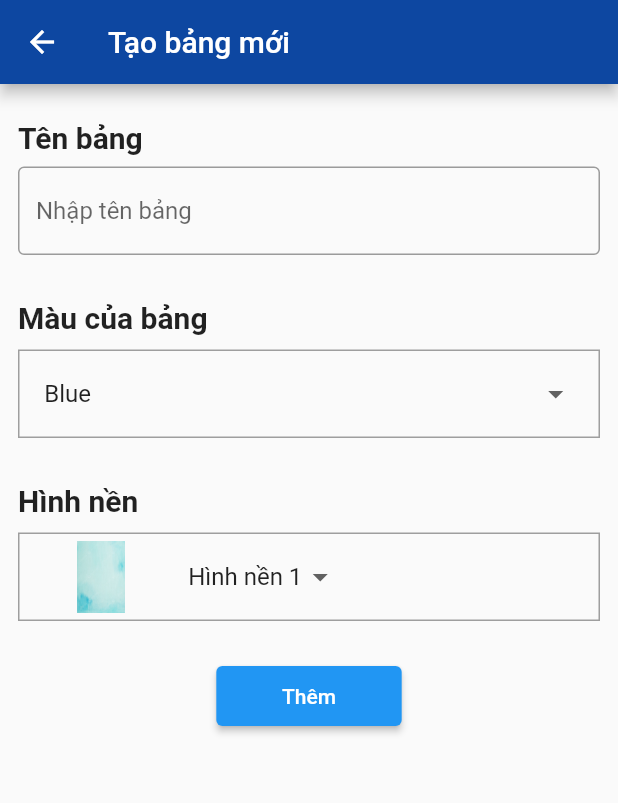
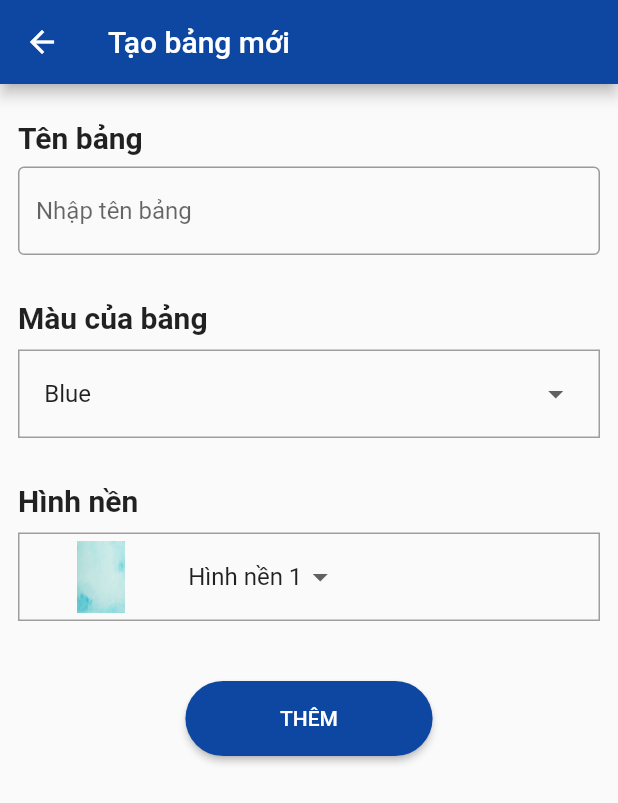
Before and after one commit to doxuannam1711/App_Mobie_Work_Manager, a Flutter app: the CreateScreen screen opened directly with empty values, on a phone screen of 412 x 824 dp. Shown: the top 803 px of the screen. Run offline on Flutter 3.47's test engine with Material 2 defaults, Android fonts, the phone set to English and light mode, and no system bars; our stand-ins replace csv, file_picker, firebase_core, firebase_messaging, flutter_svg, googleapis_auth and 3 more; missing offline and left inert: dart:ffi, googleapis; accounts and stored records are empty; network calls fail; project files that could hold a hidden picture were left out; key blocks and very long unbroken strings in the code were emptied for the run.

Commit message:
Nam_update_UI

```diff
--- a/lib/login/change_password_screen.dart
+++ b/lib/login/change_password_screen.dart
@@ -80,7 +80,7 @@ class _ChangePasswordScreenState extends State<ChangePasswordScreen> {
                 decoration: InputDecoration(
                   labelText: 'NHẬP MẬT KHẨU MỚI',
                   labelStyle: TextStyle(
-                    color: Colors.blue[900],
+                    color: Colors.black,
                     fontSize: 14,
                   ),
                   enabledBorder: OutlineInputBorder(
@@ -109,7 +109,7 @@ class _ChangePasswordScreenState extends State<ChangePasswordScreen> {
                 decoration: InputDecoration(
                   labelText: 'NHẬP LẠI MẬT KHẨU',
                   labelStyle: TextStyle(
-                    color: Colors.blue[900],
+                    color: Colors.black,
                     fontSize: 14,
                   ),
                   enabledBorder: OutlineInputBorder(
--- a/lib/login/login_screen.dart
+++ b/lib/login/login_screen.dart
@@ -280,7 +280,7 @@ class _LoginScreenState extends State<LoginScreen> {
               ),
               // const SizedBox(height: 1.0),
               Padding(
-                padding: EdgeInsets.only(right: 8),
+                padding: EdgeInsets.only(right: 10),
                 child: Row(
                   mainAxisAlignment: MainAxisAlignment.end,
                   children: [
@@ -300,7 +300,6 @@ class _LoginScreenState extends State<LoginScreen> {
                         ),
                       ),
                     ),
-
                     Container(
                       padding: EdgeInsets.zero,
                       child: Text(
@@ -311,7 +310,6 @@ class _LoginScreenState extends State<LoginScreen> {
                         ),
                       ),
                     ),
-
                   ],
                 ),
               ),
--- a/lib/my_boards/create_screen.dart
+++ b/lib/my_boards/create_screen.dart
@@ -239,14 +239,31 @@ class _CreateScreenState extends State<CreateScreen>
                     ],
                   ),
                 ),
-                const SizedBox(height: 30.0),
+                const SizedBox(height: 40.0),
                 Align(
                   alignment: Alignment.center,
                   child: SizedBox(
-                    width: MediaQuery.of(context).size.width * 0.3,
-                    height: 40,
+                    width: MediaQuery.of(context).size.width * 0.4,
+                    height: 50,
                     child: ElevatedButton(
-                      child: const Text('Thêm'),
+                      style: ButtonStyle(
+                        shape:
+                            MaterialStateProperty.all<RoundedRectangleBorder>(
+                          RoundedRectangleBorder(
+                            borderRadius: BorderRadius.circular(
+                                35), // Adjust the value to your desired roundness
+                          ),
+                        ),
+                        backgroundColor:
+                            MaterialStateProperty.resolveWith<Color>(
+                          (Set<MaterialState> states) {
+                            if (states.contains(MaterialState.hovered)) {
+                              return Colors.black;
+                            }
+                            return Colors.blue.shade900;
+                          },
+                        ),
+                      ),
                       onPressed: () async {
                         if (_boardName.isEmpty) {
                           boardNameFocusNode.requestFocus();
@@ -261,6 +278,13 @@ class _CreateScreenState extends State<CreateScreen>
                           setState(() {});
                         }
                       },
+                      child: const Text(
+                        'THÊM',
+                        style: TextStyle(
+                          fontSize: 14,
+                          color: Colors.white,
+                        ),
+                      ),
                     ),
                   ),
                 ),
--- a/lib/my_cards/card_detail_screen.dart
+++ b/lib/my_cards/card_detail_screen.dart
@@ -845,7 +845,7 @@ class _CardsDetailScreenState extends State<CardsDetailScreen> {
                     ),
                     const SizedBox(width: 8.0),
                     IconButton(
-                      icon: const Icon(Icons.send),
+                      icon: Icon(Icons.send,color: Colors.blue[900],size: 30),
                       onPressed: () async {
                         _addComment();
                         await Navigator.of(context).pushReplacement(
```
Also changed, not shown: lib/list/list_add.dart (+33 -5 lines), lib/login/forgot_password_screen.dart (+15 -3 lines), lib/login/sing_up_screen.dart (+5 -5 lines), lib/my_boards/create_card_screen.dart (+27 -5 lines), lib/nav_drawer.dart (+7 -3 lines), assets/images/signup.svg (added).
